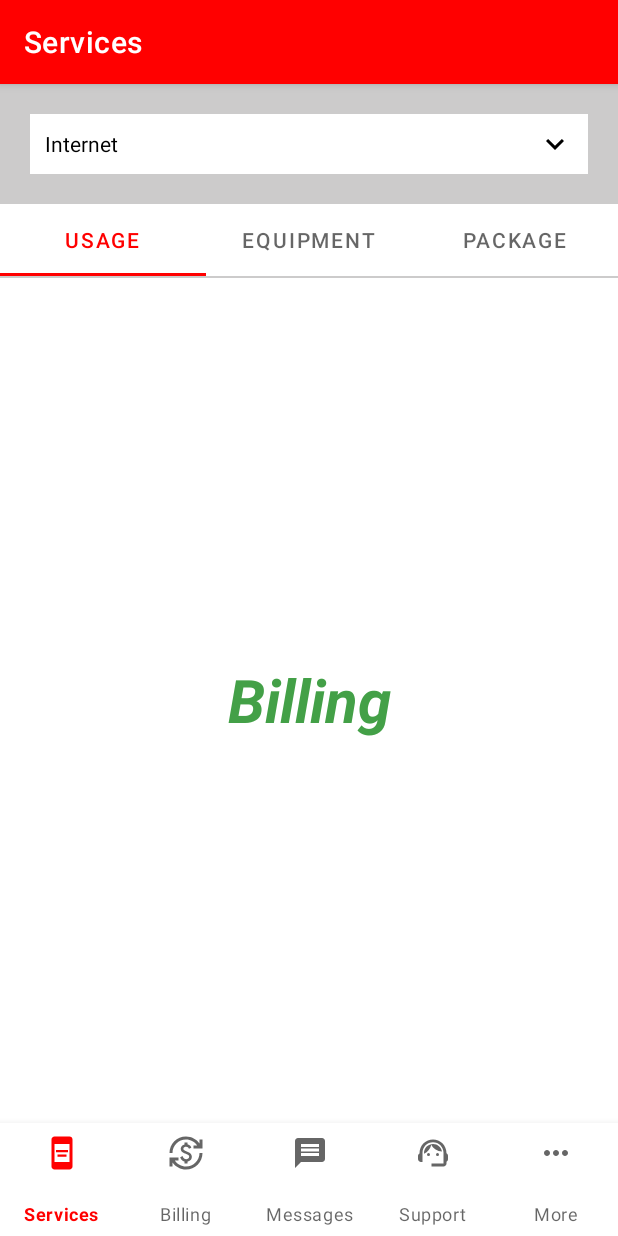
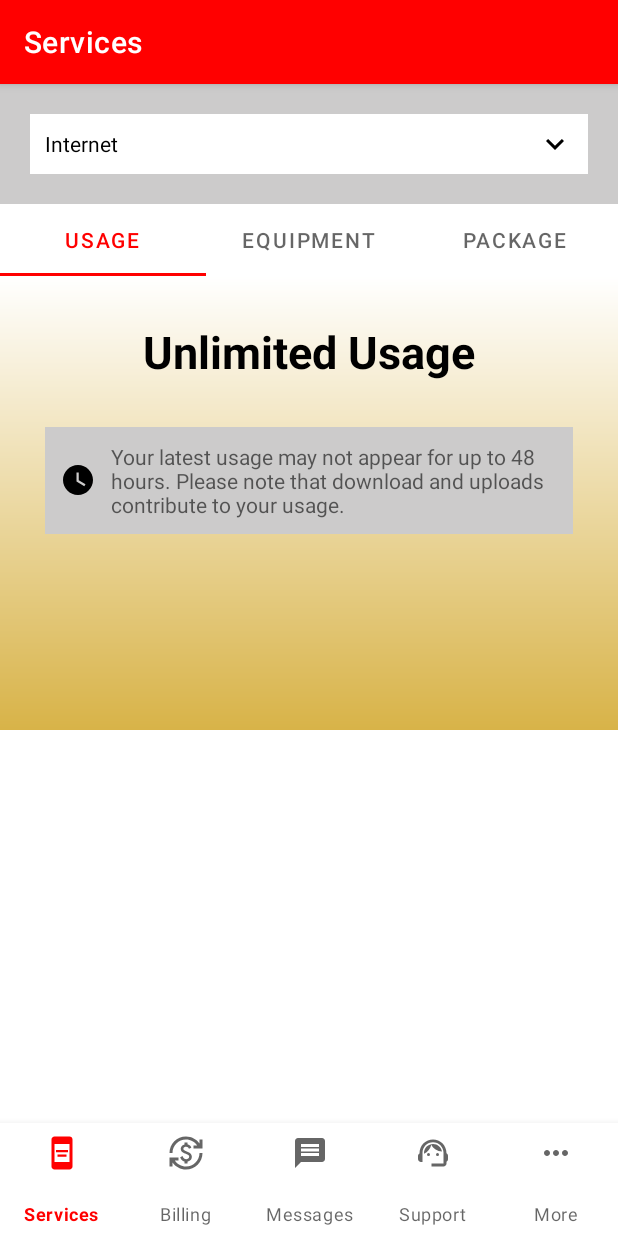
Before and after one commit to zaidbintariq89/KMMHackerNewsApp, an Android app built with Jetpack Compose: the screen it shows after launch (MainDashBoardActivity), on a phone screen of 412 x 824 dp. Run offline under Robolectric (Android 15) with nearby library versions, the phone set to English and light mode, and no system bars; libraries missing offline, so code that uses them is left out: com.squareup.sqldelight.

```diff
--- a/androidApp/src/main/java/com/kmmhackernewsapp/android/ui/services/ServicesFragment.kt
+++ b/androidApp/src/main/java/com/kmmhackernewsapp/android/ui/services/ServicesFragment.kt
@@ -9,10 +9,12 @@ import androidx.lifecycle.ViewModelProvider
 import com.google.android.material.tabs.TabLayoutMediator
 import com.kmmhackernewsapp.android.R
 import com.kmmhackernewsapp.android.databinding.ServicesFragmentBinding
+import com.kmmhackernewsapp.shared.entity.Account
 
 class ServicesFragment : Fragment() {
     private lateinit var binding: ServicesFragmentBinding
     private var viewModel: ServicesViewModel? = null
+    private var accountsList: List<Account>? = null
 
     override fun onCreateView(
         inflater: LayoutInflater,
@@ -27,6 +29,7 @@ class ServicesFragment : Fragment() {
         super.onViewCreated(view, savedInstanceState)
         activity?.setTitle(R.string.services_lbl)
         viewModel = ViewModelProvider(this)[ServicesViewModel::class.java]
+        initAccountsView()
         initPagers()
     }
 
@@ -46,4 +49,19 @@ class ServicesFragment : Fragment() {
             }.attach()
         }
     }
+
+    private fun initAccountsView() {
+        viewModel?.getAllAccounts()
+        binding.servicesTopView.setOnClickListener {
+            accountsList?.let {
+                val accountsBottomSheet = AccountsBottomSheet(it)
+                accountsBottomSheet.show(childFragmentManager, AccountsBottomSheet.TAG)
+            }
+        }
+        viewModel?.accountsLiveData?.observe(viewLifecycleOwner) { response ->
+            response?.let {
+                accountsList = it.content.accounts
+            }
+        }
+    }
 }
--- a/androidApp/src/main/java/com/kmmhackernewsapp/android/ui/services/ServicesViewModel.kt
+++ b/androidApp/src/main/java/com/kmmhackernewsapp/android/ui/services/ServicesViewModel.kt
@@ -1,13 +1,18 @@
 package com.kmmhackernewsapp.android.ui.services
 
+import androidx.lifecycle.LiveData
+import androidx.lifecycle.MutableLiveData
 import androidx.lifecycle.ViewModel
 import androidx.lifecycle.viewModelScope
 import com.kmmhackernewsapp.android.MainApplication
+import com.kmmhackernewsapp.shared.entity.AccountsResponseModel
 import kotlinx.coroutines.launch
 
 class ServicesViewModel: ViewModel() {
+    private val networkRepo = MainApplication.getNetworkRepo()
 
-    private val networkRepo = MainApplication.getNetworkRepo()
+    private val _accountLV: MutableLiveData<AccountsResponseModel?> = MutableLiveData()
+    val accountsLiveData: LiveData<AccountsResponseModel?> = _accountLV
 
     fun getText() = "This is service tab"
 
@@ -16,9 +21,9 @@ class ServicesViewModel: ViewModel() {
             kotlin.runCatching {
                 networkRepo.getAllAccounts()
             }.onSuccess {
-
+                _accountLV.postValue(it)
             }.onFailure {
-
+                _accountLV.postValue(null)
             }
         }
     }
--- a/androidApp/src/main/java/com/kmmhackernewsapp/android/ui/usage/UsageFragment.kt
+++ b/androidApp/src/main/java/com/kmmhackernewsapp/android/ui/usage/UsageFragment.kt
@@ -5,18 +5,18 @@ import android.view.LayoutInflater
 import android.view.View
 import android.view.ViewGroup
 import androidx.fragment.app.Fragment
-import com.kmmhackernewsapp.android.databinding.BillingFragmentBinding
+import com.kmmhackernewsapp.android.databinding.UsageFragmentBinding
 
 class UsageFragment : Fragment() {
 
-    private lateinit var binding: BillingFragmentBinding
+    private lateinit var binding: UsageFragmentBinding
 
     override fun onCreateView(
         inflater: LayoutInflater,
         container: ViewGroup?,
         savedInstanceState: Bundle?
     ): View {
-        binding = BillingFragmentBinding.inflate(inflater, container, false)
+        binding = UsageFragmentBinding.inflate(inflater, container, false)
         return binding.root
     }
 }
--- /dev/null
+++ b/androidApp/src/main/res/drawable/gradient_background.xml
@@ -0,0 +1,7 @@
+<?xml version="1.0" encoding="utf-8"?>
+<shape xmlns:android="http://schemas.android.com/apk/res/android">
+    <gradient
+        android:startColor="#D8B348"
+        android:endColor="@color/white"
+        android:angle="90"/> <!-- 90 degrees for top to bottom -->
+</shape>
--- /dev/null
+++ b/androidApp/src/main/res/drawable/ic_watch_later_24.xml
@@ -0,0 +1,5 @@
+<vector android:height="24dp" android:tint="#000000"
+    android:viewportHeight="24" android:viewportWidth="24"
+    android:width="24dp" xmlns:android="http://schemas.android.com/apk/res/android">
+    <path android:fillColor="@android:color/white" android:pathData="M12,2C6.5,2 2,6.5 2,12s4.5,10 10,10s10,-4.5 10,-10S17.5,2 12,2zM16.2,16.2L11,13V7h1.5v5.2l4.5,2.7L16.2,16.2z"/>
+</vector>
--- a/androidApp/src/main/res/layout/billing_fragment.xml
+++ b/androidApp/src/main/res/layout/billing_fragment.xml
@@ -1,19 +1,22 @@
 <?xml version="1.0" encoding="utf-8"?>
 <androidx.constraintlayout.widget.ConstraintLayout xmlns:android="http://schemas.android.com/apk/res/android"
+    xmlns:app="http://schemas.android.com/apk/res-auto"
     android:layout_width="match_parent"
-    android:layout_height="match_parent"
-    xmlns:app="http://schemas.android.com/apk/res-auto">
+    android:layout_height="match_parent">
 
     <TextView
+        android:id="@+id/txt_unlimited"
         android:layout_width="wrap_content"
         android:layout_height="wrap_content"
         android:text="Billing"
-        android:textColor="#43a047"
-        android:textSize="40sp"
-        android:textStyle="italic|bold"
-        app:layout_constraintBottom_toBottomOf="parent"
+        android:textColor="@color/black"
+        android:textSize="30sp"
+        android:textStyle="bold"
+        android:layout_marginTop="30dp"
         app:layout_constraintEnd_toEndOf="parent"
         app:layout_constraintStart_toStartOf="parent"
         app:layout_constraintTop_toTopOf="parent" />
 
+
+
 </androidx.constraintlayout.widget.ConstraintLayout>
--- /dev/null
+++ b/androidApp/src/main/res/layout/usage_fragment.xml
@@ -0,0 +1,49 @@
+<?xml version="1.0" encoding="utf-8"?>
+<LinearLayout xmlns:android="http://schemas.android.com/apk/res/android"
+    xmlns:app="http://schemas.android.com/apk/res-auto"
+    android:layout_width="match_parent"
+    android:layout_height="match_parent"
+    android:orientation="vertical">
+
+    <androidx.constraintlayout.widget.ConstraintLayout
+        android:layout_width="match_parent"
+        android:layout_height="wrap_content"
+        android:layout_weight="1"
+        android:background="@drawable/gradient_background">
+
+        <TextView
+            android:id="@+id/txt_unlimited"
+            android:layout_width="wrap_content"
+            android:layout_height="wrap_content"
+            android:text="Unlimited Usage"
+            android:textColor="@color/black"
+            android:textSize="30sp"
+            android:textStyle="bold"
+            android:layout_marginTop="30dp"
+            app:layout_constraintEnd_toEndOf="parent"
+            app:layout_constraintStart_toStartOf="parent"
+            app:layout_constraintTop_toTopOf="parent" />
+
+        <TextView
+            android:id="@+id/txt_desc"
+            android:layout_width="match_parent"
+            android:layout_height="wrap_content"
+            android:layout_margin="30dp"
+            android:padding="10dp"
+            android:textColor="#98000000"
+            android:drawableStart="@drawable/ic_watch_later_24"
+            android:drawablePadding="10dp"
+            android:text="Your latest usage may not appear for up to 48 hours. Please note that download and uploads contribute to your usage."
+            android:background="@color/darkGrey"
+            app:layout_constraintTop_toBottomOf="@id/txt_unlimited"/>
+
+    </androidx.constraintlayout.widget.ConstraintLayout>
+
+    <androidx.constraintlayout.widget.ConstraintLayout
+        android:layout_width="match_parent"
+        android:layout_height="wrap_content"
+        android:layout_weight="2">
+
+    </androidx.constraintlayout.widget.ConstraintLayout>
+
+</LinearLayout>
```
Also changed, not shown: androidApp/src/main/java/com/kmmhackernewsapp/android/ui/services/AccountsBottomSheet.kt (added, +48 -0 lines), androidApp/src/main/res/layout/accounts_bottom_sheet.xml (added, +22 -0 lines).
